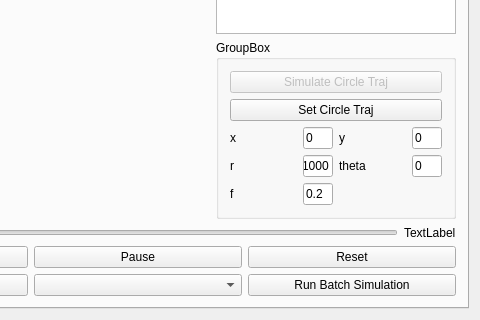
Above: dialog.ui from kektobiologist/motion-simulation before the change; both pictures show x 419 to 899 and y 275 to 595 of the 899 by 595 pixel window. Below: the same form after it.
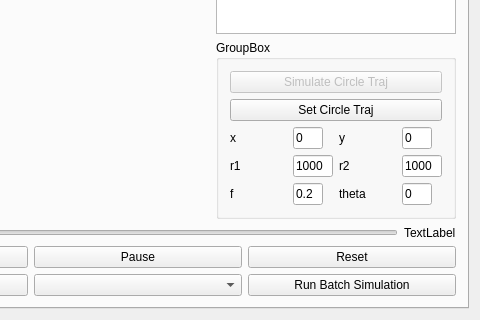
That is the form after the change. The open tabs and pages were chosen to show the change. Custom widgets are drawn as their Qt base class.

```diff
--- a/dialog.ui
+++ b/dialog.ui
@@ -17,7 +17,7 @@
    <item row="0" column="0">
     <widget class="QTabWidget" name="tabWidget">
      <property name="currentIndex">
-      <number>1</number>
+      <number>0</number>
      </property>
      <widget class="QWidget" name="tab">
       <attribute name="title">
@@ -76,26 +76,6 @@
               </item>
               <item>
                <layout class="QGridLayout" name="gridLayout_3">
-                <item row="0" column="0">
-                 <widget class="QLabel" name="label">
-                  <property name="text">
-                   <string>x</string>
-                  </property>
-                 </widget>
-                </item>
-                <item row="0" column="1">
-                 <widget class="QLineEdit" name="xCircle">
-                  <property name="maximumSize">
-                   <size>
-                    <width>30</width>
-                    <height>16777215</height>
-                   </size>
-                  </property>
-                  <property name="text">
-                   <string>0</string>
-                  </property>
-                 </widget>
-                </item>
                 <item row="0" column="2">
                  <widget class="QLabel" name="label_2">
                   <property name="text">
@@ -103,6 +83,26 @@
                   </property>
                  </widget>
                 </item>
+                <item row="0" column="0">
+                 <widget class="QLabel" name="label">
+                  <property name="text">
+                   <string>x</string>
+                  </property>
+                 </widget>
+                </item>
+                <item row="2" column="3">
+                 <widget class="QLineEdit" name="thetaCircle">
+                  <property name="maximumSize">
+                   <size>
+                    <width>30</width>
+                    <height>16777215</height>
+                   </size>
+                  </property>
+                  <property name="text">
+                   <string>0</string>
+                  </property>
+                 </widget>
+                </item>
                 <item row="0" column="3">
                  <widget class="QLineEdit" name="yCircle">
                   <property name="maximumSize">
@@ -116,18 +116,31 @@
                   </property>
                  </widget>
                 </item>
+                <item row="0" column="1">
+                 <widget class="QLineEdit" name="xCircle">
+                  <property name="maximumSize">
+                   <size>
+                    <width>30</width>
+                    <height>16777215</height>
+                   </size>
+                  </property>
+                  <property name="text">
+                   <string>0</string>
+                  </property>
+                 </widget>
+                </item>
                 <item row="1" column="0">
                  <widget class="QLabel" name="label_3">
                   <property name="text">
-                   <string>r</string>
+                   <string>r1</string>
                   </property>
                  </widget>
                 </item>
                 <item row="1" column="1">
-                 <widget class="QLineEdit" name="rCircle">
+                 <widget class="QLineEdit" name="rCircle1">
                   <property name="maximumSize">
                    <size>
-                    <width>30</width>
+                    <width>40</width>
                     <height>16777215</height>
                    </size>
                   </property>
@@ -136,26 +149,6 @@
                   </property>
                  </widget>
                 </item>
-                <item row="1" column="2">
-                 <widget class="QLabel" name="label_4">
-                  <property name="text">
-                   <string>theta</string>
-                  </property>
-                 </widget>
-                </item>
-                <item row="1" column="3">
-                 <widget class="QLineEdit" name="thetaCircle">
-                  <property name="maximumSize">
-                   <size>
-                    <width>30</width>
-                    <height>16777215</height>
-                   </size>
-                  </property>
-                  <property name="text">
-                   <string>0</string>
-                  </property>
-                 </widget>
-                </item>
                 <item row="2" column="0">
                  <widget class="QLabel" name="label_5">
                   <property name="text">
@@ -163,7 +156,14 @@
                   </property>
                  </widget>
                 </item>
-                <item row="2" column="1" colspan="2">
+                <item row="2" column="2">
+                 <widget class="QLabel" name="label_4">
+                  <property name="text">
+                   <string>theta</string>
+                  </property>
+                 </widget>
+                </item>
+                <item row="2" column="1">
                  <widget class="QLineEdit" name="fCircle">
                   <property name="maximumSize">
                    <size>
@@ -176,6 +176,26 @@
                   </property>
                  </widget>
                 </item>
+                <item row="1" column="2">
+                 <widget class="QLabel" name="label_6">
+                  <property name="text">
+                   <string>r2</string>
+                  </property>
+                 </widget>
+                </item>
+                <item row="1" column="3">
+                 <widget class="QLineEdit" name="rCircle2">
+                  <property name="maximumSize">
+                   <size>
+                    <width>40</width>
+                    <height>16777215</height>
+                   </size>
+                  </property>
+                  <property name="text">
+                   <string>1000</string>
+                  </property>
+                 </widget>
+                </item>
                </layout>
               </item>
              </layout>
```
Left out of the diff: 2 changed lines with no effect on the pictures.
